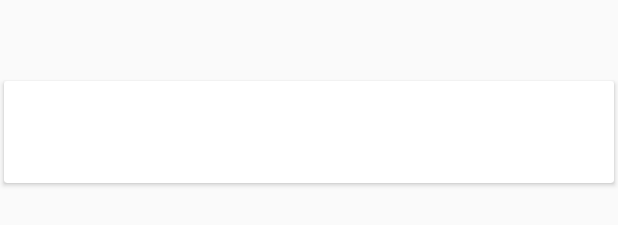
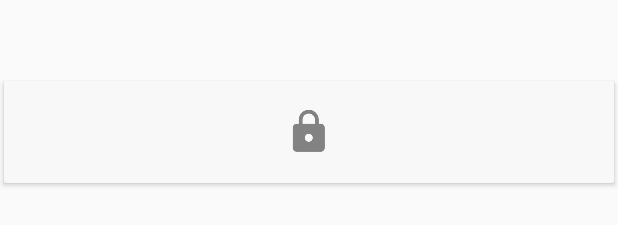
Before and after one commit to vlad-d/mmnt-o, an Android app: the layout item_note.xml on its own in the app's theme, with its tools: preview values and no code run, on a phone screen of 412 x 824 dp. Shown: the part 486-711 px from the top of the screen. Run offline under Robolectric (Android 15) with nearby library versions, the phone set to English and light mode, and no system bars.

Commit message:
note adapter updated

```diff
--- a/app/src/main/res/layout/item_note.xml
+++ b/app/src/main/res/layout/item_note.xml
@@ -7,6 +7,12 @@
     android:layout_gravity="center"
     android:foreground="?android:attr/selectableItemBackground"
     card_view:cardUseCompatPadding="true">
+
+    <FrameLayout
+        android:layout_width="match_parent"
+        android:layout_height="wrap_content"
+        android:minHeight="48dp">
+
 
         <LinearLayout
             android:id="@+id/ll_note_item"
@@ -39,4 +45,19 @@
                 android:textSize="16sp" />
 
         </LinearLayout>
+
+        <RelativeLayout
+            android:id="@+id/ll_note_protected"
+            android:layout_width="match_parent"
+            android:layout_height="match_parent"
+            android:background="@color/lightGreyOpaque">
+
+            <ImageView
+                android:id="@+id/iv_note_protected"
+                android:layout_width="wrap_content"
+                android:layout_height="wrap_content"
+                android:layout_centerInParent="true"
+                android:src="@drawable/ic_action_protect" />
+        </RelativeLayout>
+    </FrameLayout>
 </android.support.v7.widget.CardView>
--- a/app/src/main/res/values/colors.xml
+++ b/app/src/main/res/values/colors.xml
@@ -13,6 +13,7 @@
 
     <!--grayscale-->
     <color name="lightGrey">#F7F7F7</color>
+    <color name="lightGreyOpaque">#CCF7F7F7</color>
     <color name="grey">#d6d6d6</color>
 
 </resources>
```
Also changed, not shown: app/src/main/java/com/dr/vlad/memento/NoteAdapter.java (+28 -65 lines). Lines whose indentation alone changed are shown as unchanged.
